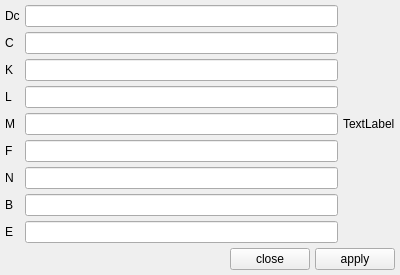
Above: gui/uifiles/cyclone.ui from truongd8593/mfix before the change. Below: the same form after it.
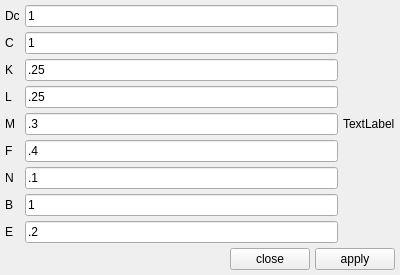
That is the form after the change.

Commit message: default cyclone wizard values

What changed in the file:
```diff
--- a/gui/uifiles/cyclone.ui
+++ b/gui/uifiles/cyclone.ui
@@ -21,7 +21,11 @@
     <number>5</number>
    </property>
    <item row="6" column="1">
-    <widget class="QLineEdit" name="lineedit_n"/>
+    <widget class="QLineEdit" name="lineedit_n">
+     <property name="text">
+      <string>.1</string>
+     </property>
+    </widget>
    </item>
    <item row="4" column="0">
     <widget class="QLabel" name="label_5">
@@ -45,7 +49,11 @@
     </widget>
    </item>
    <item row="7" column="1">
-    <widget class="QLineEdit" name="lineedit_b"/>
+    <widget class="QLineEdit" name="lineedit_b">
+     <property name="text">
+      <string>1</string>
+     </property>
+    </widget>
    </item>
    <item row="2" column="0">
     <widget class="QLabel" name="label_2">
@@ -83,19 +91,39 @@
     </widget>
    </item>
    <item row="4" column="1">
-    <widget class="QLineEdit" name="lineedit_m"/>
+    <widget class="QLineEdit" name="lineedit_m">
+     <property name="text">
+      <string>.3</string>
+     </property>
+    </widget>
    </item>
    <item row="0" column="1">
-    <widget class="QLineEdit" name="lineedit_dc"/>
+    <widget class="QLineEdit" name="lineedit_dc">
+     <property name="text">
+      <string>1</string>
+     </property>
+    </widget>
    </item>
    <item row="5" column="1">
-    <widget class="QLineEdit" name="lineedit_f"/>
+    <widget class="QLineEdit" name="lineedit_f">
+     <property name="text">
+      <string>.4</string>
+     </property>
+    </widget>
    </item>
    <item row="2" column="1">
-    <widget class="QLineEdit" name="lineedit_k"/>
+    <widget class="QLineEdit" name="lineedit_k">
+     <property name="text">
+      <string>.25</string>
+     </property>
+    </widget>
    </item>
    <item row="1" column="1">
-    <widget class="QLineEdit" name="lineedit_c"/>
+    <widget class="QLineEdit" name="lineedit_c">
+     <property name="text">
+      <string>1</string>
+     </property>
+    </widget>
    </item>
    <item row="6" column="0">
     <widget class="QLabel" name="label_9">
@@ -105,10 +133,18 @@
     </widget>
    </item>
    <item row="8" column="1">
-    <widget class="QLineEdit" name="lineedit_e"/>
+    <widget class="QLineEdit" name="lineedit_e">
+     <property name="text">
+      <string>.2</string>
+     </property>
+    </widget>
    </item>
    <item row="3" column="1">
-    <widget class="QLineEdit" name="lineedit_l"/>
+    <widget class="QLineEdit" name="lineedit_l">
+     <property name="text">
+      <string>.25</string>
+     </property>
+    </widget>
    </item>
    <item row="18" column="0" colspan="3">
     <widget class="QWidget" name="widget" native="true">
```
